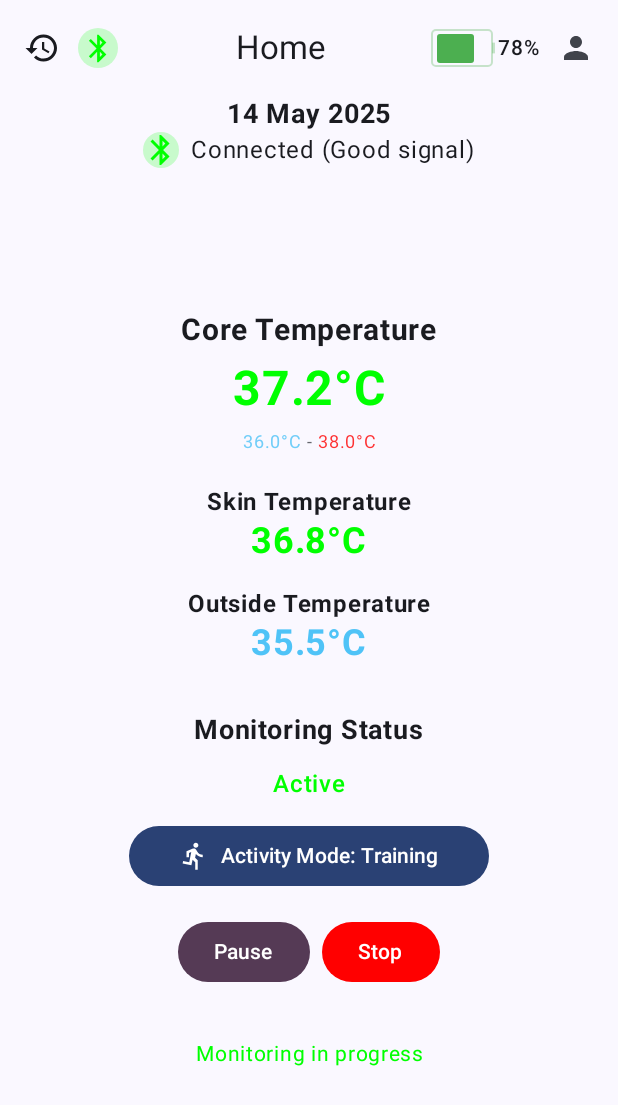
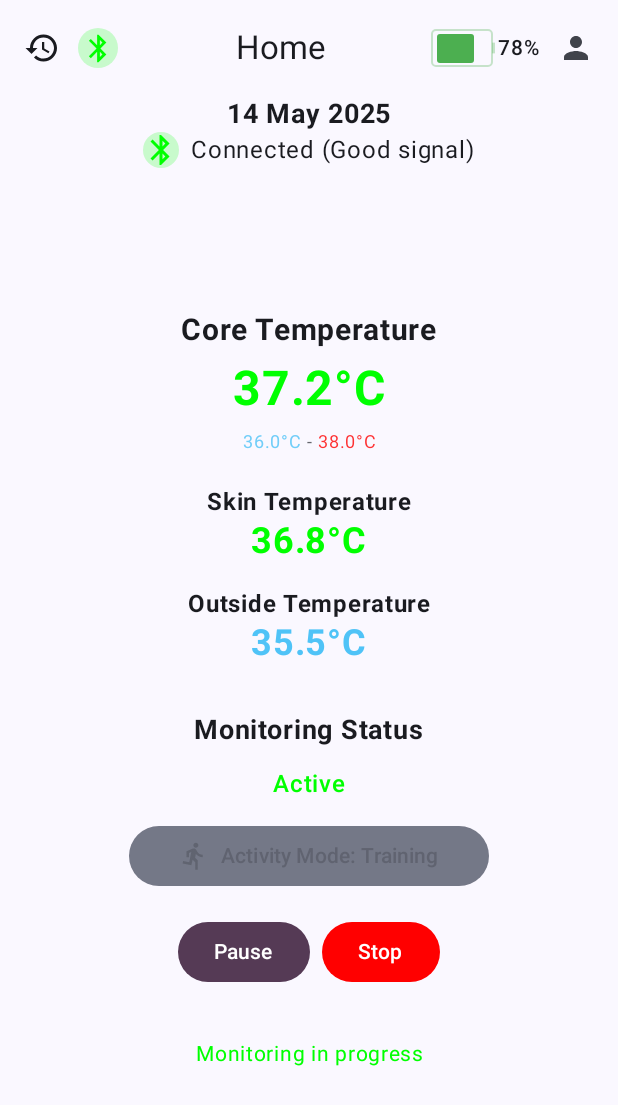
Before and after one commit to PiotrKedz/KPZ25_CORE2, an Android app built with Jetpack Compose: the @Preview function HomeScreenPreview, on a phone screen of 412 x 824 dp. Shown: the top 1105 px of the screen. Run offline under Robolectric (Android 15) with nearby library versions, the phone set to English and light mode, and no system bars.

Commit message:
activity mode not active during monitoring

```diff
--- a/app/src/main/java/com/example/innertemp/MainActivity.kt
+++ b/app/src/main/java/com/example/innertemp/MainActivity.kt
@@ -624,8 +624,17 @@ fun HomeScreen(
                     Box {
                         val buttonWidth = 240.dp
                         Button(
-                            onClick = { showModeMenu = true },
-                            modifier = Modifier.width(buttonWidth)
+                            onClick = {
+                                if (!isMonitoring) {
+                                    showModeMenu = true
+                                }
+                            },
+                            modifier = Modifier.width(buttonWidth),
+                            enabled = !isMonitoring,
+                            colors = ButtonDefaults.buttonColors(
+                                containerColor = if (isMonitoring) colors.secondary else colors.primary,
+                                disabledContainerColor = colors.secondary.copy(alpha = 0.7f)
+                            )
                         ) {
                             Row(
                                 verticalAlignment = Alignment.CenterVertically,
@@ -647,7 +656,7 @@ fun HomeScreen(
                         }
 
                         DropdownMenu(
-                            expanded = showModeMenu,
+                            expanded = showModeMenu && !isMonitoring,
                             onDismissRequest = { showModeMenu = false },
                             modifier = Modifier.width(buttonWidth)
                         ) {
```
Also changed, not shown: 78 other files.
